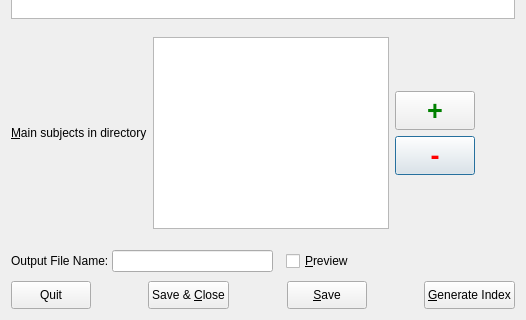
First picture: the form in frm/pdpagegen.ui, repository johcarsmi/picdok, before the edit; both pictures show x 0 to 526 and y 205 to 525 of the 526 by 525 pixel window.
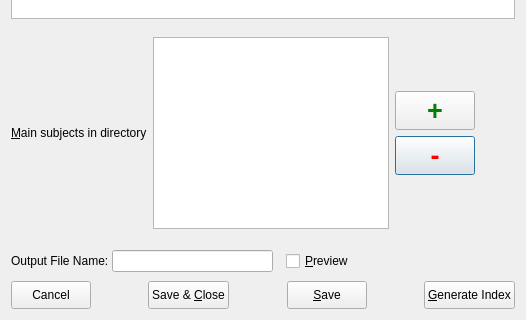
Second picture: the form after the edit. Custom widgets are drawn as their Qt base class.

Commit message: Changes the text from "Quit" to "Cancel" on secondary screens to be consistent with general practice. Added comment to getExifData to make it clear that Exiv2::ImageFactory::open() expects a std::string format file name.

Patch:
```diff
--- a/frm/pdpagegen.ui
+++ b/frm/pdpagegen.ui
@@ -397,7 +397,7 @@
           </size>
          </property>
          <property name="text">
-          <string>Quit</string>
+          <string>Cancel</string>
          </property>
          <property name="shortcut">
           <string>Esc</string>
```
The commit also changes 4 other files.
